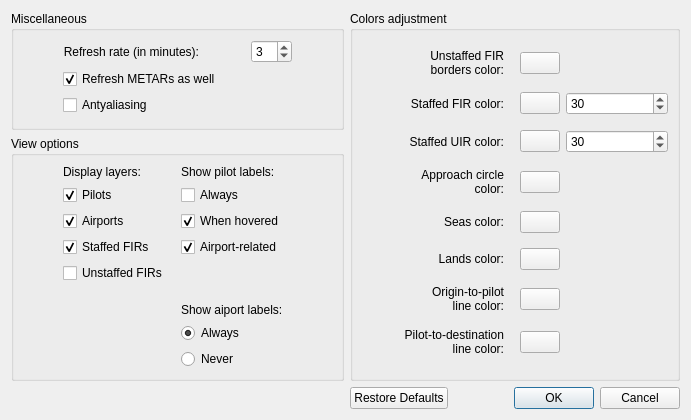
Vatsinator/vatsinator-legacy, file source/ui/resources/settingswindow.ui: the form before one commit.
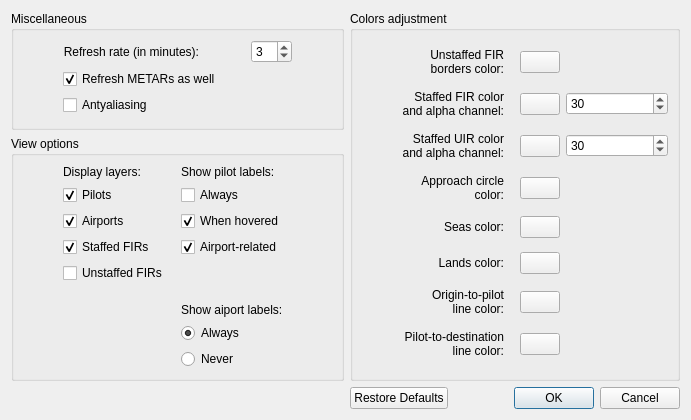
The form after the commit. Icons and pictures are not drawn. Custom widgets are drawn as their Qt base class.

What changed in the file:
```diff
--- a/source/ui/resources/settingswindow.ui
+++ b/source/ui/resources/settingswindow.ui
@@ -161,7 +161,7 @@
       <item row="1" column="1">
        <widget class="QLabel" name="StaffedFirColorLabel">
         <property name="text">
-         <string>Staffed FIR color:</string>
+         <string>Staffed FIR color&lt;br&gt;and alpha channel:</string>
         </property>
         <property name="alignment">
          <set>Qt::AlignRight|Qt::AlignTrailing|Qt::AlignVCenter</set>
@@ -200,7 +200,7 @@
       <item row="2" column="1">
        <widget class="QLabel" name="StaffedUirColorLabel">
         <property name="text">
-         <string>Staffed UIR color:</string>
+         <string>Staffed UIR color&lt;br&gt; and alpha channel:</string>
         </property>
         <property name="alignment">
          <set>Qt::AlignRight|Qt::AlignTrailing|Qt::AlignVCenter</set>
```
